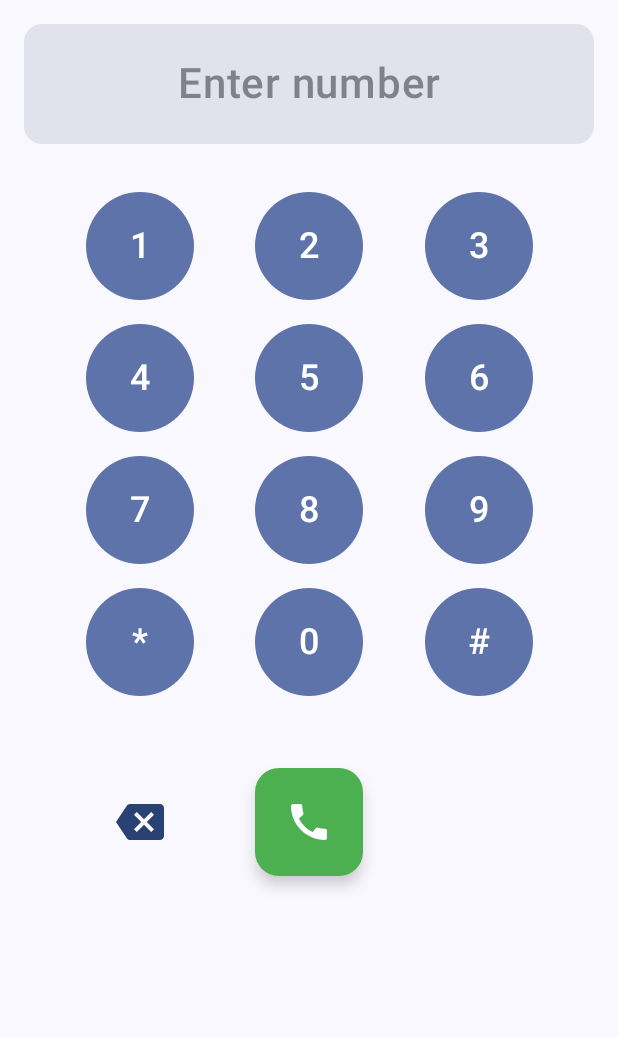
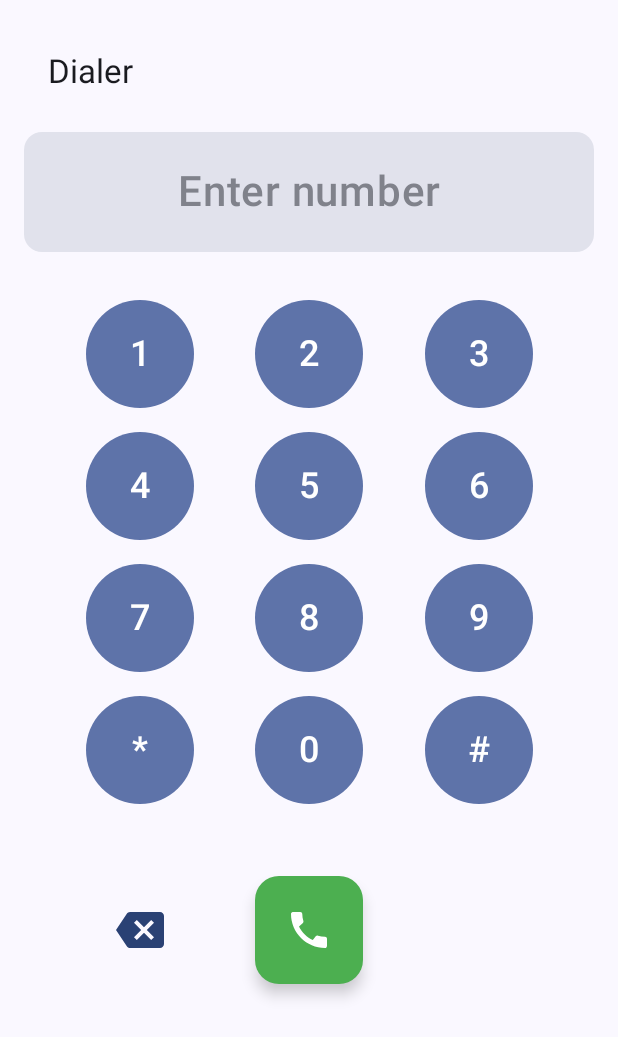
Before and after one commit to fayyaztech-sycet/DefaultDialer, an Android app built with Jetpack Compose: the composable DialerScreen shown on its own in the app's theme, on a phone screen of 412 x 824 dp. Shown: the top 1037 px of the screen. Run offline under Robolectric (Android 15) with nearby library versions, the phone set to English and light mode, and no system bars.

```diff
--- a/app/src/main/java/com/sycet/defaultdialer/ui/dialer/DialerScreen.kt
+++ b/app/src/main/java/com/sycet/defaultdialer/ui/dialer/DialerScreen.kt
@@ -32,6 +32,8 @@ import androidx.compose.material3.Icon
 import androidx.compose.material3.IconButton
 import androidx.compose.material3.MaterialTheme
 import androidx.compose.material3.Text
+import androidx.compose.material3.TopAppBar
+import androidx.compose.material3.ExperimentalMaterial3Api
 import androidx.compose.runtime.Composable
 import androidx.compose.runtime.LaunchedEffect
 import androidx.compose.runtime.getValue
@@ -48,6 +50,7 @@ import androidx.compose.ui.unit.dp
 import androidx.compose.ui.unit.sp
 import androidx.core.content.ContextCompat
 
+@OptIn(ExperimentalMaterial3Api::class)
 @Composable
 fun DialerScreen() {
     var phoneNumber by remember { mutableStateOf("") }
@@ -113,6 +116,8 @@ fun DialerScreen() {
             modifier = Modifier.fillMaxSize().padding(16.dp),
             horizontalAlignment = Alignment.CenterHorizontally
     ) {
+        TopAppBar(title = { Text("Dialer") })
+        Spacer(modifier = Modifier.height(8.dp))
         // Phone number display
         Card(
                 modifier = Modifier.fillMaxWidth().height(80.dp),
```
